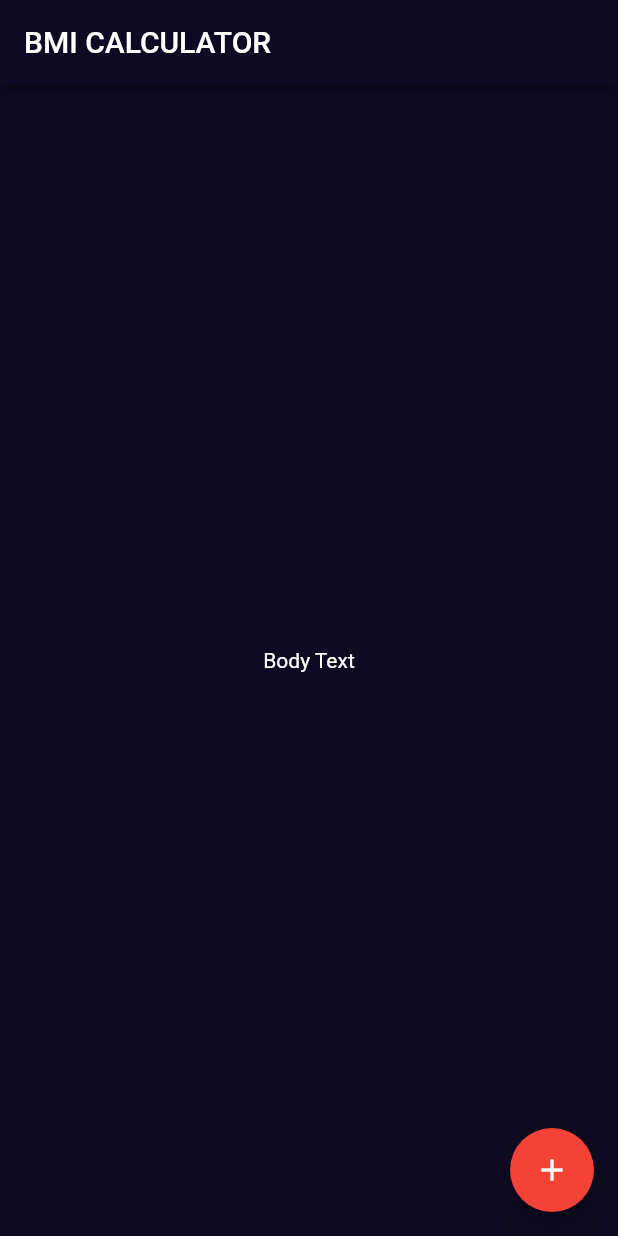
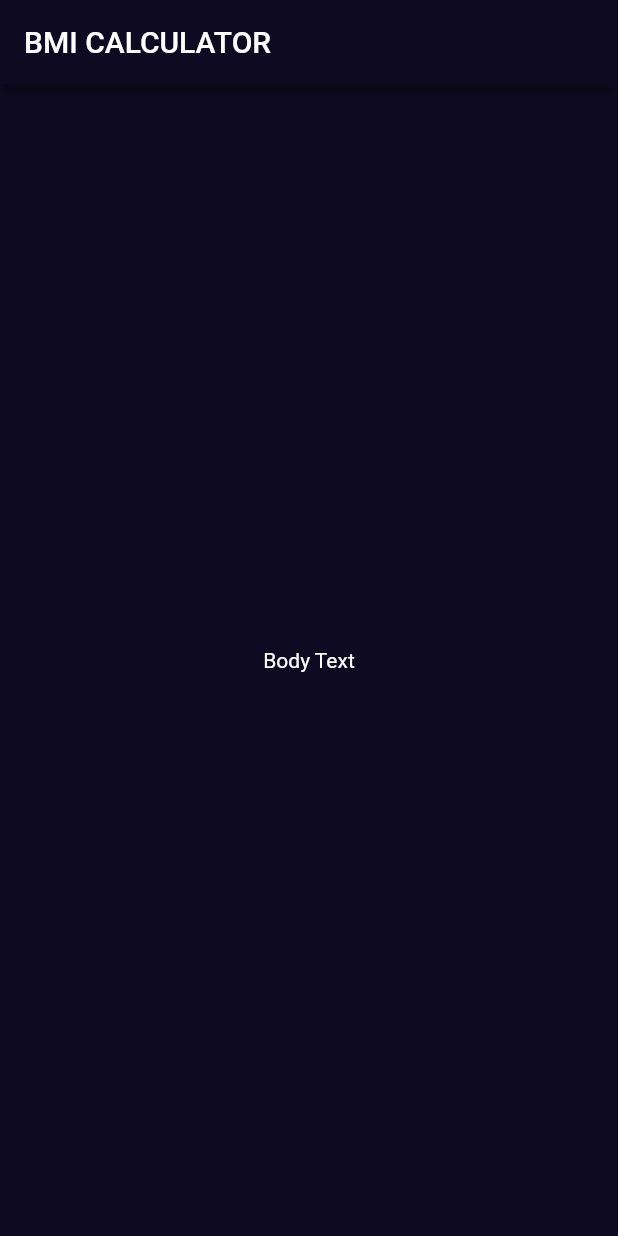
Before and after one commit to ginoliza/flutter_bmi_calculator, a Flutter app: the screen it shows after launch, on a phone screen of 412 x 824 dp. Run offline on Flutter 3.47's test engine with Material 2 defaults, Android fonts, the phone set to English and light mode, and no system bars.

Commit message:
input_page class added

```diff
--- /dev/null
+++ b/lib/input_page.dart
@@ -0,0 +1,20 @@
+import 'package:flutter/material.dart';
+
+class InputPage extends StatefulWidget {
+  @override
+  _InputPageState createState() => _InputPageState();
+}
+
+class _InputPageState extends State<InputPage> {
+  @override
+  Widget build(BuildContext context) {
+    return Scaffold(
+      appBar: AppBar(
+        title: Text('BMI CALCULATOR'),
+      ),
+      body: Center(
+        child: Text('Body Text'),
+      ),
+    );
+  }
+}
--- a/lib/main.dart
+++ b/lib/main.dart
@@ -1,4 +1,5 @@
 import 'package:flutter/material.dart';
+import 'input_page.dart';
 
 void main() => runApp(BMICalculator());
 
@@ -6,13 +7,10 @@ class BMICalculator extends StatelessWidget {
   @override
   Widget build(BuildContext context) {
     return MaterialApp(
-      /* Modificar solamente algunos elementos de: ej. dark */
       theme: ThemeData.dark().copyWith(
-        /* Color de fondo de la barra */
         appBarTheme: AppBarTheme(
           color: Color(0xff0e0a21),
         ),
-        /* Color de fondo del scaffold */
         scaffoldBackgroundColor: Color(0xff0e0a21),
       ),
       debugShowCheckedModeBanner: false,
@@ -20,34 +18,3 @@ class BMICalculator extends StatelessWidget {
     );
   }
 }
-
-class InputPage extends StatefulWidget {
-  @override
-  _InputPageState createState() => _InputPageState();
-}
-
-class _InputPageState extends State<InputPage> {
-  @override
-  Widget build(BuildContext context) {
-    return Scaffold(
-      appBar: AppBar(
-        title: Text('BMI CALCULATOR'),
-      ),
-      body: Center(
-        child: Text('Body Text'),
-      ),
-      /* Tener aun mas control de cada widget envolviendo con Theme */
-      floatingActionButton: Theme(
-        data: ThemeData(
-          floatingActionButtonTheme: FloatingActionButtonThemeData(
-            backgroundColor: Colors.red,
-          ),
-        ),
-        child: FloatingActionButton(
-          child: Icon(Icons.add),
-          onPressed: () {},
-        ),
-      ),
-    );
-  }
-}
```
